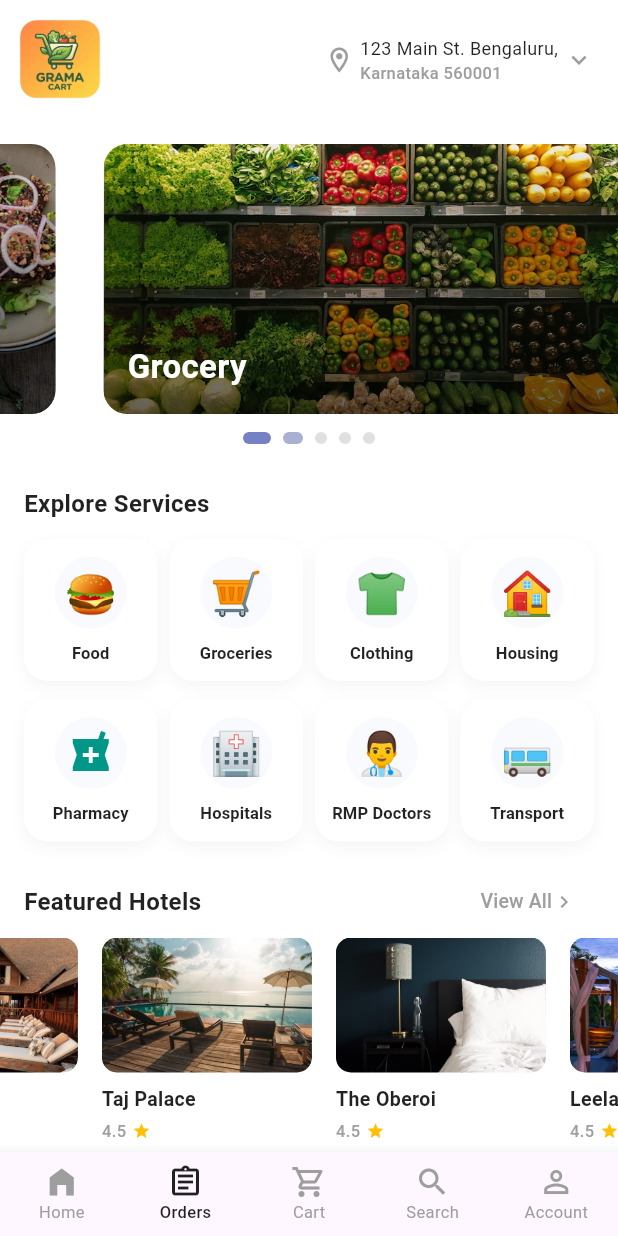
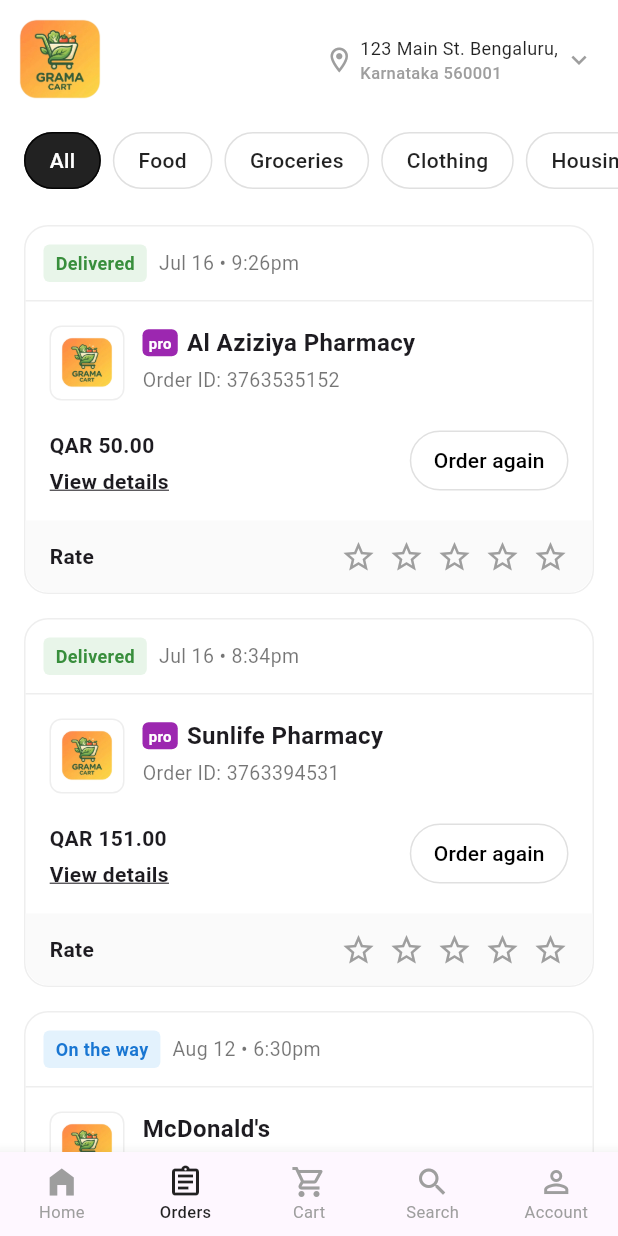
Before and after one commit to infinite-code-solution/flutter-grama-seva, a Flutter app: the HomeScreen screen opened directly, item 2 of the bottom bar chosen, on a phone screen of 412 x 824 dp. Run offline on Flutter 3.47's test engine with Material 3 defaults, Android fonts, the phone set to English and light mode, and no system bars.

Commit message:
profile and product screens

```diff
--- a/lib/home_screen.dart
+++ b/lib/home_screen.dart
@@ -6,7 +6,8 @@
 import 'enter_own_address_screen.dart';
 import 'carousel_screen.dart';
 import 'categories_screen.dart';
-
+import 'orders_screen.dart';
+import 'account_screen.dart';
 class HomeScreen extends StatefulWidget {
   const HomeScreen({Key? key}) : super(key: key);
 
@@ -410,9 +411,12 @@
     return Scaffold(
       backgroundColor: Colors.grey[80],
       body: SafeArea(
-        child: Column(
+        child: IndexedStack(
+          index: _selectedIndex,
           children: [
-            // 1. Top Custom Header Section
+            Column(
+              children: [
+                // 1. Top Custom Header Section
             Padding(
               padding: const EdgeInsets.fromLTRB(0, 0, 16, 0),
               child: Row(
@@ -828,6 +832,12 @@
             ),
           ],
         ),
+            const OrdersScreen(),
+            const SizedBox.shrink(),
+            const SizedBox.shrink(),
+            const AccountScreen(),
+          ],
+        ),
       ),
       bottomNavigationBar: BottomNavigationBar(
         currentIndex: _selectedIndex,
--- /dev/null
+++ b/lib/orders_screen.dart
@@ -0,0 +1,419 @@
+import 'package:flutter/material.dart';
+
+class OrdersScreen extends StatefulWidget {
+  const OrdersScreen({Key? key}) : super(key: key);
+
+  @override
+  State<OrdersScreen> createState() => _OrdersScreenState();
+}
+
+class _OrdersScreenState extends State<OrdersScreen> {
+  String _selectedCategory = 'All';
+
+  final List<String> _categories = [
+    'All',
+    'Food',
+    'Groceries',
+    'Clothing',
+    'Housing',
+    'Pharmacy',
+    'Hospitals',
+    'RMP Doctors',
+    'Transport',
+  ];
+
+  @override
+  Widget build(BuildContext context) {
+    return Column(
+      children: [
+        // Header (Home page design)
+        Padding(
+          padding: const EdgeInsets.fromLTRB(0, 0, 16, 0),
+          child: Row(
+            mainAxisAlignment: MainAxisAlignment.spaceBetween,
+            children: [
+              // Brand Logo/Name
+              Image.asset(
+                'assets/app_icon.png',
+                width: 80.0,
+                errorBuilder: (context, error, stackTrace) {
+                  return Container(color: Colors.orange[100]);
+                },
+              ),
+              // Address / Location Component
+              Row(
+                children: [
+                  const Icon(
+                    Icons.location_on_outlined,
+                    color: Colors.grey,
+                    size: 20,
+                  ),
+                  const SizedBox(width: 4),
+                  Column(
+                    crossAxisAlignment: CrossAxisAlignment.start,
+                    children: const [
+                      Text(
+                        '123 Main St. Bengaluru,',
+                        style: TextStyle(
+                          fontSize: 12,
+                          color: Colors.black87,
+                        ),
+                      ),
+                      Text(
+                        'Karnataka 560001',
+                        style: TextStyle(
+                          fontSize: 11,
+                          color: Colors.grey,
+                          fontWeight: FontWeight.w500,
+                        ),
+                      ),
+                    ],
+                  ),
+                  const SizedBox(width: 4),
+                  const Icon(
+                    Icons.keyboard_arrow_down,
+                    color: Colors.grey,
+                    size: 20,
+                  ),
+                ],
+              ),
+            ],
+          ),
+        ),
+        // Filter Chips (Categories)
+        Padding(
+          padding: const EdgeInsets.only(top: 8.0, bottom: 8.0),
+          child: SingleChildScrollView(
+            scrollDirection: Axis.horizontal,
+            padding: const EdgeInsets.symmetric(horizontal: 16.0),
+            child: Row(
+              children: _categories.map((category) {
+                return Padding(
+                  padding: const EdgeInsets.only(right: 8.0),
+                  child: _buildFilterChip(
+                    category,
+                    _selectedCategory == category,
+                    () {
+                      setState(() {
+                        _selectedCategory = category;
+                      });
+                    },
+                  ),
+                );
+              }).toList(),
+            ),
+          ),
+        ),
+        const SizedBox(height: 16),
+        // Order List
+        Expanded(
+          child: ListView(
+            padding: const EdgeInsets.symmetric(horizontal: 16.0),
+            children: _buildCategoryContent(),
+          ),
+        ),
+      ],
+    );
+  }
+
+  List<Widget> _buildCategoryContent() {
+    List<Widget> content = [];
+
+    if (_selectedCategory == 'All' || _selectedCategory == 'Pharmacy') {
+      content.addAll([
+        _buildOrderCard(
+          status: 'Delivered',
+          dateTime: 'Jul 16 • 9:26pm',
+          logoPath: 'assets/app_icon.png',
+          isPro: true,
+          storeName: 'Al Aziziya Pharmacy',
+          orderId: '3763535152',
+          price: 'QAR 50.00',
+          statusColor: Colors.green.shade50,
+          statusTextColor: Colors.green.shade700,
+        ),
+        const SizedBox(height: 16),
+        _buildOrderCard(
+          status: 'Delivered',
+          dateTime: 'Jul 16 • 8:34pm',
+          logoPath: 'assets/app_icon.png',
+          isPro: true,
+          storeName: 'Sunlife Pharmacy',
+          orderId: '3763394531',
+          price: 'QAR 151.00',
+          statusColor: Colors.green.shade50,
+          statusTextColor: Colors.green.shade700,
+        ),
+        const SizedBox(height: 16),
+      ]);
+    }
+
+    if (_selectedCategory == 'All' || _selectedCategory == 'Food') {
+      content.addAll([
+        _buildOrderCard(
+          status: 'On the way',
+          dateTime: 'Aug 12 • 6:30pm',
+          logoPath: 'assets/app_icon.png',
+          isPro: false,
+          storeName: 'McDonald\'s',
+          orderId: '3781122334',
+          price: 'QAR 45.00',
+          statusColor: Colors.blue.shade50,
+          statusTextColor: Colors.blue.shade700,
+        ),
+        const SizedBox(height: 16),
+        _buildOrderCard(
+          status: 'Cancelled',
+          dateTime: 'Aug 10 • 7:00pm',
+          logoPath: 'assets/app_icon.png',
+          isPro: true,
+          storeName: 'KFC',
+          orderId: '3779988776',
+          price: 'QAR 85.00',
+          statusColor: Colors.red.shade50,
+          statusTextColor: Colors.red.shade700,
+        ),
+        const SizedBox(height: 16),
+      ]);
+    }
+
+    if (content.isEmpty) {
+      content.add(
+        Padding(
+          padding: const EdgeInsets.symmetric(vertical: 40.0),
+          child: Center(
+            child: Column(
+              children: [
+                Icon(Icons.inbox_outlined, size: 64, color: Colors.grey.shade400),
+                const SizedBox(height: 16),
+                Text(
+                  'No orders found for $_selectedCategory',
+                  style: const TextStyle(fontSize: 16, color: Colors.black54, fontWeight: FontWeight.bold),
+                ),
+                const SizedBox(height: 8),
+                const Text(
+                  'Explore items and place your first order!',
+                  style: TextStyle(color: Colors.grey),
+                ),
+              ],
+            ),
+          ),
+        ),
+      );
+    } else {
+      content.add(
+        const Center(
+          child: Padding(
+            padding: EdgeInsets.symmetric(horizontal: 24.0, vertical: 16.0),
+            child: Text(
+              'All caught up! You\'ve seen all your orders from the past 3 months',
+              textAlign: TextAlign.center,
+              style: TextStyle(color: Colors.grey, fontSize: 13),
+            ),
+          ),
+        ),
+      );
+      content.add(const SizedBox(height: 24));
+    }
+
+    return content;
+  }
+
+  Widget _buildFilterChip(String label, bool isSelected, VoidCallback onTap) {
+    return GestureDetector(
+      onTap: onTap,
+      child: Container(
+        padding: const EdgeInsets.symmetric(horizontal: 16, vertical: 8),
+        decoration: BoxDecoration(
+          color: isSelected ? Colors.black87 : Colors.white,
+          borderRadius: BorderRadius.circular(20),
+          border: Border.all(color: isSelected ? Colors.black87 : Colors.grey.shade300),
+        ),
+        child: Text(
+          label,
+          style: TextStyle(
+            color: isSelected ? Colors.white : Colors.black87,
+            fontWeight: FontWeight.w500,
+          ),
+        ),
+      ),
+    );
+  }
+
+  Widget _buildOrderCard({
+    required String status,
+    required String dateTime,
+    required String logoPath,
+    required bool isPro,
+    required String storeName,
+    required String orderId,
+    required String price,
+    Color? statusColor,
+    Color? statusTextColor,
+  }) {
+    return Container(
+      decoration: BoxDecoration(
+        color: Colors.white,
+        borderRadius: BorderRadius.circular(16),
+        border: Border.all(color: Colors.grey.shade200),
+      ),
+      child: Column(
+        crossAxisAlignment: CrossAxisAlignment.start,
+        children: [
+          // Top section
+          Padding(
+            padding: const EdgeInsets.all(12.0),
+            child: Row(
+              children: [
+                Container(
+                  padding: const EdgeInsets.symmetric(horizontal: 8, vertical: 4),
+                  decoration: BoxDecoration(
+                    color: statusColor ?? Colors.grey.shade100,
+                    borderRadius: BorderRadius.circular(4),
+                  ),
+                  child: Text(
+                    status,
+                    style: TextStyle(fontSize: 12, color: statusTextColor ?? Colors.black54, fontWeight: FontWeight.w600),
+                  ),
+                ),
+                const SizedBox(width: 8),
+                Text(
+                  dateTime,
+                  style: const TextStyle(fontSize: 13, color: Colors.black54),
+                ),
+              ],
+            ),
+          ),
+          const Divider(height: 1, color: Color(0xFFEEEEEE)), // faint divider
+          // Middle section
+          Padding(
+            padding: const EdgeInsets.all(16.0),
+            child: Row(
+              crossAxisAlignment: CrossAxisAlignment.start,
+              children: [
+                Container(
+                  width: 50,
+                  height: 50,
+                  decoration: BoxDecoration(
+                    borderRadius: BorderRadius.circular(8),
+                    border: Border.all(color: Colors.grey.shade200),
+                    image: DecorationImage(
+                      image: AssetImage(logoPath),
+                      fit: BoxFit.cover,
+                    ),
+                  ),
+                ),
+                const SizedBox(width: 12),
+                Expanded(
+                  child: Column(
+                    crossAxisAlignment: CrossAxisAlignment.start,
+                    children: [
+                      Row(
+                        children: [
+                          if (isPro) ...[
+                            Container(
+                              padding: const EdgeInsets.symmetric(horizontal: 4, vertical: 2),
+                              decoration: BoxDecoration(
+                                color: Colors.purple,
+                                borderRadius: BorderRadius.circular(4),
+                              ),
+                              child: const Text(
+                                'pro',
+                                style: TextStyle(color: Colors.white, fontSize: 10, fontWeight: FontWeight.bold),
+                              ),
+                            ),
+                            const SizedBox(width: 6),
+                          ],
+                          Expanded(
+                            child: Text(
+                              storeName,
+                              style: const TextStyle(fontSize: 16, fontWeight: FontWeight.bold),
+                            ),
+                          ),
+                        ],
+                      ),
+                      const SizedBox(height: 4),
+                      Text(
+                        'Order ID: $orderId',
+                        style: const TextStyle(fontSize: 13, color: Colors.black54),
+                      ),
+                    ],
+                  ),
+                ),
+              ],
+            ),
+          ),
+          // Price and Buttons
+          Padding(
+            padding: const EdgeInsets.symmetric(horizontal: 16.0),
+            child: Row(
+              mainAxisAlignment: MainAxisAlignment.spaceBetween,
+              crossAxisAlignment: CrossAxisAlignment.end,
+              children: [
+                Column(
+                  crossAxisAlignment: CrossAxisAlignment.start,
+                  children: [
+                    Text(
+                      price,
+                      style: const TextStyle(fontWeight: FontWeight.bold, fontSize: 14),
+                    ),
+                    const SizedBox(height: 4),
+                    const Text(
+                      'View details',
+                      style: TextStyle(
+                        fontSize: 14,
+                        fontWeight: FontWeight.w600,
+                        decoration: TextDecoration.underline,
+                      ),
+                    ),
+                  ],
+                ),
+                ElevatedButton(
+                  onPressed: () {},
+                  style: ElevatedButton.styleFrom(
+                    backgroundColor: Colors.white,
+                    foregroundColor: Colors.black,
+                    elevation: 0,
+                    shape: RoundedRectangleBorder(
+                      borderRadius: BorderRadius.circular(20),
+                      side: BorderSide(color: Colors.grey.shade300),
+                    ),
+                    padding: const EdgeInsets.symmetric(horizontal: 16, vertical: 8),
+                  ),
+                  child: const Text('Order again'),
+                ),
+              ],
+            ),
+          ),
+          const SizedBox(height: 16),
+          // Rating section
+          Container(
+            padding: const EdgeInsets.symmetric(horizontal: 16.0, vertical: 12.0),
+            decoration: BoxDecoration(
+              color: Colors.grey.shade50,
+              borderRadius: const BorderRadius.only(
+                bottomLeft: Radius.circular(16),
+                bottomRight: Radius.circular(16),
+              ),
+            ),
+            child: Row(
+              mainAxisAlignment: MainAxisAlignment.spaceBetween,
+              children: [
+                const Text(
+                  'Rate',
+                  style: TextStyle(fontWeight: FontWeight.w600, fontSize: 14),
+                ),
+                Row(
+                  children: List.generate(5, (index) => const Padding(
+                    padding: EdgeInsets.only(left: 8.0),
+                    child: Icon(Icons.star_border, color: Colors.grey, size: 24),
+                  )),
+                ),
+              ],
+            ),
+          ),
+        ],
+      ),
+    );
+  }
+}
```
Also changed, not shown: lib/account_screen.dart (added, +273 -0 lines).
